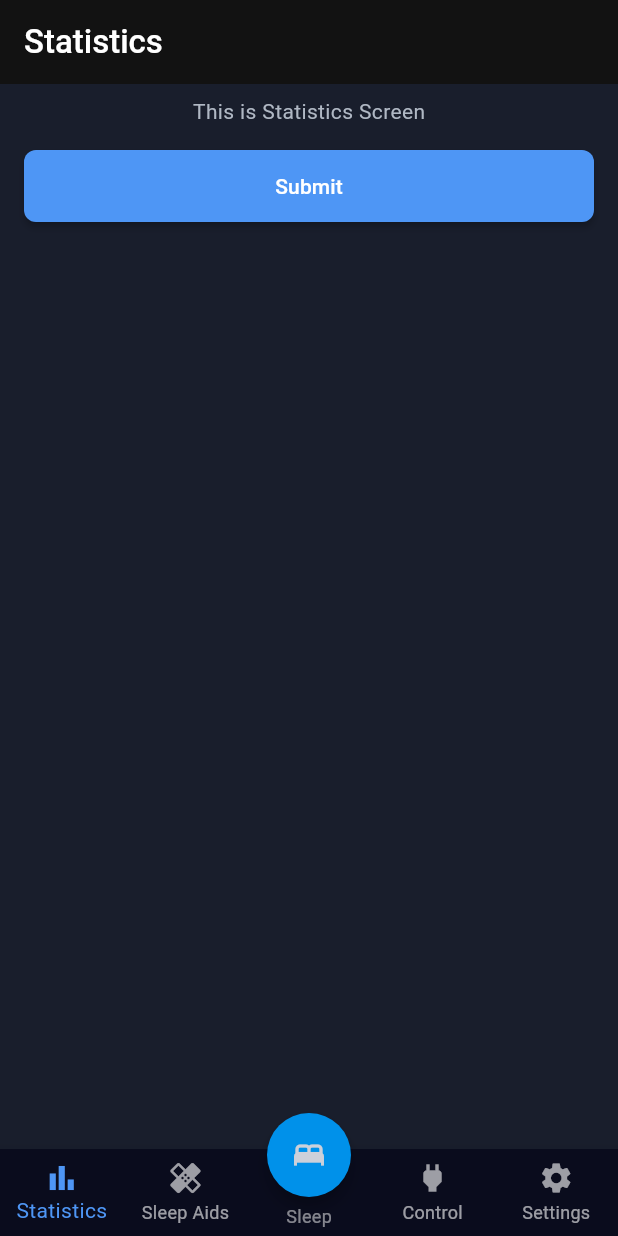
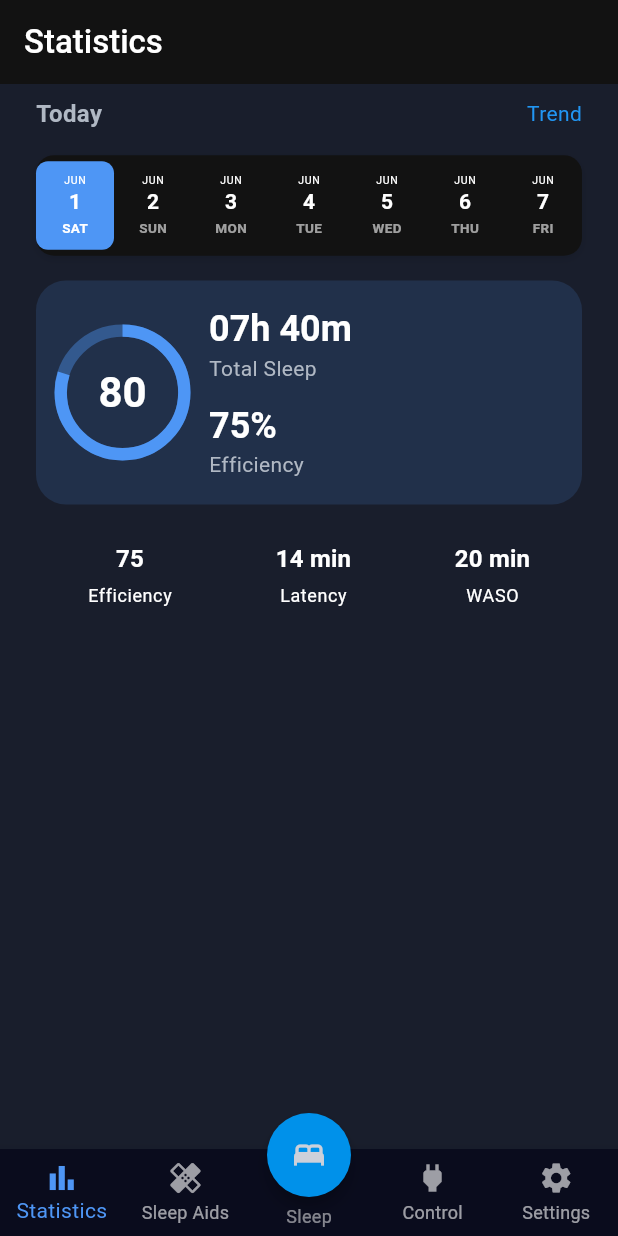
Before and after one commit to TracyHT/ease_sleep_optimization, a Flutter app: the screen it shows after launch, on a phone screen of 412 x 824 dp. Run offline on Flutter 3.47's test engine with Material 3 defaults, Android fonts, the phone set to English and light mode, and no system bars; our stand-ins replace firebase_core, flutter_riverpod, pie_chart; accounts and stored records are empty.

Commit message:
date-picker & overview

```diff
--- a/lib/core/constants/app_spacings.dart
+++ b/lib/core/constants/app_spacings.dart
@@ -9,7 +9,7 @@ class AppSpacing {
 
   static const double buttonPadding = 12.0;
   static const double cardPadding = 16.0;
-  static const double screenPadding = 16.0;
+  static const double screenPadding = 24.0;
 
   static const double listItemSpacing = 8.0;
 
--- /dev/null
+++ b/lib/features/statistics/models/sleep_summary_data.dart
@@ -0,0 +1,15 @@
+class SleepSummaryData {
+  final int score;
+  final Duration totalSleep;
+  final int efficiency;
+  final int latency;
+  final int waso;
+
+  SleepSummaryData({
+    required this.score,
+    required this.totalSleep,
+    required this.efficiency,
+    required this.latency,
+    required this.waso,
+  });
+}
--- /dev/null
+++ b/lib/features/statistics/providers/selected_date_provider.dart
@@ -0,0 +1,5 @@
+import 'package:flutter_riverpod/flutter_riverpod.dart';
+
+final selectedDateProvider = StateProvider<DateTime>((ref) {
+  return DateTime.now();
+});
--- /dev/null
+++ b/lib/features/statistics/providers/sleep_data_provider.dart
@@ -0,0 +1,44 @@
+import 'package:ease_sleep_optimization/features/statistics/models/sleep_summary_data.dart';
+import 'package:flutter_riverpod/flutter_riverpod.dart';
+import 'selected_date_provider.dart';
+import '../widgets/sleep_summary_widget.dart';
+
+final sleepDataProvider = FutureProvider<SleepSummaryData>((ref) async {
+  final selectedDate = ref.watch(selectedDateProvider);
+
+  // TODO: gọi API hoặc DB để lấy data theo ngày
+  // Tạm thời mock data theo ngày
+  final mock = {
+    1: SleepSummaryData(
+      score: 80,
+      totalSleep: Duration(hours: 7, minutes: 40),
+      efficiency: 75,
+      latency: 14,
+      waso: 20,
+    ),
+    2: SleepSummaryData(
+      score: 65,
+      totalSleep: Duration(hours: 6, minutes: 30),
+      efficiency: 60,
+      latency: 20,
+      waso: 30,
+    ),
+    10: SleepSummaryData(
+      score: 90,
+      totalSleep: Duration(hours: 8, minutes: 10),
+      efficiency: 85,
+      latency: 10,
+      waso: 15,
+    ),
+    11: SleepSummaryData(
+      score: 78,
+      totalSleep: Duration(hours: 7, minutes: 20),
+      efficiency: 72,
+      latency: 12,
+      waso: 22,
+    ),
+  };
+
+  await Future.delayed(const Duration(milliseconds: 500)); // simulate loading
+  return mock[selectedDate.day] ?? mock[10]!;
+});
--- a/lib/features/statistics/screens/statistics_screen.dart
+++ b/lib/features/statistics/screens/statistics_screen.dart
@@ -1,29 +1,57 @@
 import 'package:flutter/material.dart';
 import 'package:flutter_riverpod/flutter_riverpod.dart';
 import '../../../core/constants/app_spacings.dart';
-import '../../../ui/components/buttons/primary_button.dart';
+import '../widgets/date_picker_widget.dart';
+import '../widgets/sleep_summary_widget.dart';
+import '../providers/sleep_data_provider.dart';
 
 class StatisticsScreen extends ConsumerWidget {
   const StatisticsScreen({super.key});
 
   @override
   Widget build(BuildContext context, WidgetRef ref) {
+    final sleepDataAsync = ref.watch(sleepDataProvider);
+    final screenHeight = MediaQuery.of(context).size.height;
+
     return Scaffold(
       appBar: AppBar(title: const Text('Statistics')),
-      body: Padding(
-        padding: AppSpacing.screenEdgePadding,
-        child: Column(
-          crossAxisAlignment: CrossAxisAlignment.stretch,
-          children: [
-            const Center(child: Text('This is Statistics Screen')),
-            const SizedBox(height: AppSpacing.medium),
-            PrimaryButton(
-              text: 'Submit',
-              onPressed: () {
-                print('Submit button pressed');
-              },
+      body: SafeArea(
+        child: SingleChildScrollView(
+          child: Padding(
+            padding: AppSpacing.screenEdgePadding,
+            child: Column(
+              crossAxisAlignment: CrossAxisAlignment.start,
+              mainAxisSize: MainAxisSize.min,
+              children: [
+                const Row(
+                  mainAxisAlignment: MainAxisAlignment.spaceBetween,
+                  children: [
+                    Text(
+                      'Today',
+                      style: TextStyle(
+                        fontSize: 16,
+                        fontWeight: FontWeight.bold,
+                      ),
+                    ),
+                    Text(
+                      'Trend',
+                      style: TextStyle(fontSize: 14, color: Colors.blue),
+                    ),
+                  ],
+                ),
+                SizedBox(height: screenHeight * 0.02), // ~5-8 pixels
+                DatePickerWidget(),
+
+                SizedBox(height: screenHeight * 0.02),
+                sleepDataAsync.when(
+                  data: (data) => SleepSummaryWidget(data: data),
+                  loading:
+                      () => const Center(child: CircularProgressIndicator()),
+                  error: (e, _) => Text('Error loading data: $e'),
+                ),
+              ],
             ),
-          ],
+          ),
         ),
       ),
     );
--- /dev/null
+++ b/lib/features/statistics/widgets/date_picker_widget.dart
@@ -0,0 +1,162 @@
+import 'package:flutter/material.dart';
+import 'package:flutter_riverpod/flutter_riverpod.dart';
+import '../../../core/constants/app_colors.dart';
+import '../../../core/styles/text_styles.dart';
+import '../providers/selected_date_provider.dart';
+
+class DatePickerWidget extends ConsumerWidget {
+  const DatePickerWidget({super.key});
+
+  @override
+  Widget build(BuildContext context, WidgetRef ref) {
+    final theme = Theme.of(context);
+    final colorScheme = theme.colorScheme;
+    final textTheme = theme.textTheme;
+    final screenWidth = MediaQuery.of(context).size.width;
+
+    // Normalize today's date to midnight
+    final today = DateTime(
+      DateTime.now().year,
+      DateTime.now().month,
+      DateTime.now().day,
+    );
+
+    // Calculate Sunday of the current week
+    final int daysToSubtract =
+        today.weekday % 7; // Sunday = 7, Monday = 1, etc.
+    final startDate = today.subtract(Duration(days: daysToSubtract));
+
+    // Get selected date, default to today
+    final selectedDate = ref.watch(selectedDateProvider) ?? today;
+
+    final availableWidth = screenWidth - 32;
+    // Estimate total spacing between 6 gaps (e.g., 4px per gap)
+    const totalSpacing = 24; // 4px * 6 gaps
+    // Width per day, including minimal padding
+    final dayWidth = (availableWidth - totalSpacing) / 7;
+
+    // List of days for the current week
+    final weekDays = List.generate(7, (index) {
+      return startDate.add(Duration(days: index));
+    });
+
+    return Container(
+      decoration: BoxDecoration(
+        color: colorScheme.surfaceContainer,
+        borderRadius: BorderRadius.circular(12),
+        boxShadow: [
+          BoxShadow(
+            color: colorScheme.shadow.withOpacity(0.1),
+            blurRadius: 4,
+            offset: const Offset(0, 2),
+          ),
+        ],
+      ),
+      padding: const EdgeInsets.symmetric(vertical: 4),
+      child: Row(
+        mainAxisAlignment: MainAxisAlignment.spaceBetween,
+        children:
+            weekDays.map((date) {
+              final isSelected =
+                  date.day == selectedDate.day &&
+                  date.month == selectedDate.month &&
+                  date.year == selectedDate.year;
+              return Expanded(
+                child: GestureDetector(
+                  onTap: () {
+                    ref.read(selectedDateProvider.notifier).state = DateTime(
+                      date.year,
+                      date.month,
+                      date.day,
+                    );
+                  },
+                  child: Container(
+                    width: dayWidth,
+                    // height: screenHeight * 0.15,
+                    padding: const EdgeInsets.all(8.0),
+                    decoration: BoxDecoration(
+                      color:
+                          isSelected ? AppColors.primary : Colors.transparent,
+                      borderRadius: BorderRadius.circular(8),
+                    ),
+                    child: Column(
+                      mainAxisAlignment: MainAxisAlignment.center,
+                      children: [
+                        Text(
+                          '${date.month == startDate.month ? 'JUN' : ''}',
+                          style:
+                              textTheme.bodySmall?.copyWith(
+                                fontSize: 7,
+                                color:
+                                    isSelected
+                                        ? AppColors.white
+                                        : colorScheme.onSurfaceVariant,
+                              ) ??
+                              AppTextStyles.bodyMedium.copyWith(
+                                fontSize: 7,
+                                color:
+                                    isSelected
+                                        ? AppColors.white
+                                        : AppColors.grey,
+                              ),
+                        ),
+                        Text(
+                          '${date.day}',
+                          style:
+                              textTheme.titleMedium?.copyWith(
+                                fontSize: 14,
+                                fontWeight: FontWeight.bold,
+                                color:
+                                    isSelected
+                                        ? AppColors.white
+                                        : colorScheme.onSurface,
+                              ) ??
+                              AppTextStyles.titleMedium.copyWith(
+                                fontSize: 14,
+                                fontWeight: FontWeight.bold,
+                                color:
+                                    isSelected
+                                        ? AppColors.white
+                                        : AppColors.grey,
+                              ),
+                        ),
+                        Text(
+                          [
+                            'SUN',
+                            'MON',
+                            'TUE',
+                            'WED',
+                            'THU',
+                            'FRI',
+                            'SAT',
+                          ][date.weekday - 1],
+                          style:
+                              textTheme.bodyMedium?.copyWith(
+                                fontSize: 9,
+                                fontWeight: FontWeight.bold,
+                                color:
+                                    isSelected
+                                        ? AppColors.white
+                                        : colorScheme.onSurface.withOpacity(
+                                          0.6,
+                                        ),
+                              ) ??
+                              AppTextStyles.bodyMedium.copyWith(
+                                fontSize: 9,
+                                fontWeight: FontWeight.bold,
+                                color:
+                                    isSelected
+                                        ? AppColors.white
+                                        : AppColors.grey,
+                              ),
+                        ),
+                      ],
+                    ),
+                  ),
+                ),
+              );
+            }).toList(),
+      ),
+    );
+  }
+}
--- /dev/null
+++ b/lib/features/statistics/widgets/sleep_summary_widget.dart
@@ -0,0 +1,171 @@
+import 'package:flutter/material.dart';
+import 'package:pie_chart/pie_chart.dart';
+import '../models/sleep_summary_data.dart';
+
+class SleepSummaryWidget extends StatelessWidget {
+  final SleepSummaryData data;
+
+  const SleepSummaryWidget({super.key, required this.data});
+
+  String _formatDuration(Duration duration) {
+    String twoDigits(int n) => n.toString().padLeft(2, '0');
+    final hours = duration.inHours;
+    final minutes = duration.inMinutes.remainder(60);
+    return '${twoDigits(hours)}h ${twoDigits(minutes)}m';
+  }
+
+  @override
+  Widget build(BuildContext context) {
+    final theme = Theme.of(context);
+    final colorScheme = theme.colorScheme;
+    final textTheme = theme.textTheme;
+    final screenHeight = MediaQuery.of(context).size.height;
+
+    final pieData = {
+      'Efficiency': data.efficiency.toDouble(),
+      'Inefficiency': (100 - data.efficiency).toDouble(),
+    };
+
+    final pieColors = [
+      colorScheme.primary,
+      colorScheme.primary.withOpacity(0.3),
+    ];
+
+    return Column(
+      mainAxisSize: MainAxisSize.min,
+      children: [
+        // Container with pie chart + summary inside
+        Container(
+          padding: EdgeInsets.all(screenHeight * 0.02),
+          decoration: BoxDecoration(
+            color: colorScheme.primaryContainer.withOpacity(0.15),
+            borderRadius: BorderRadius.circular(20),
+          ),
+          child: Row(
+            crossAxisAlignment: CrossAxisAlignment.center,
+            children: [
+              _SleepScoreCircle(score: data.score, size: screenHeight * 0.10),
+              SizedBox(width: screenHeight * 0.02),
+              Expanded(
+                child: Column(
+                  crossAxisAlignment: CrossAxisAlignment.start,
+                  children: [
+                    Text(
+                      _formatDuration(data.totalSleep),
+                      style: textTheme.headlineSmall?.copyWith(
+                        fontWeight: FontWeight.bold,
+                      ),
+                    ),
+                    Text('Total Sleep', style: textTheme.bodyMedium),
+                    SizedBox(height: screenHeight * 0.015),
+                    Text(
+                      '${data.efficiency}%',
+                      style: textTheme.headlineSmall?.copyWith(
+                        fontWeight: FontWeight.bold,
+                      ),
+                    ),
+                    Text('Efficiency', style: textTheme.bodyMedium),
+                  ],
+                ),
+              ),
+            ],
+          ),
+        ),
+
+        SizedBox(height: screenHeight * 0.03),
+
+        // The 3 metrics below the container, outside of it
+        Row(
+          mainAxisAlignment: MainAxisAlignment.spaceAround,
+          children: [
+            _InfoColumn(
+              label: 'Efficiency',
+              value: '${data.efficiency}',
+              valueStyle: textTheme.titleMedium?.copyWith(
+                fontWeight: FontWeight.bold,
+              ),
+              labelStyle: textTheme.bodySmall,
+            ),
+            _InfoColumn(
+              label: 'Latency',
+              value: '${data.latency} min',
+              valueStyle: textTheme.titleMedium?.copyWith(
+                fontWeight: FontWeight.bold,
+              ),
+              labelStyle: textTheme.bodySmall,
+            ),
+            _InfoColumn(
+              label: 'WASO',
+              value: '${data.waso} min',
+              valueStyle: textTheme.titleMedium?.copyWith(
+                fontWeight: FontWeight.bold,
+              ),
+              labelStyle: textTheme.bodySmall,
+            ),
+          ],
+        ),
+      ],
+    );
+  }
+}
+
+class _SleepScoreCircle extends StatelessWidget {
+  final int score;
+  final double size;
+
+  const _SleepScoreCircle({required this.score, required this.size});
+
+  @override
+  Widget build(BuildContext context) {
+    final theme = Theme.of(context);
+    final colorScheme = theme.colorScheme;
+
+    return Stack(
+      alignment: Alignment.center,
+      children: [
+        SizedBox(
+          width: size,
+          height: size,
+          child: CircularProgressIndicator(
+            value: score / 100,
+            strokeWidth: size * 0.1,
+            backgroundColor: colorScheme.primaryContainer.withOpacity(0.4),
+            valueColor: AlwaysStoppedAnimation<Color>(colorScheme.primary),
+          ),
+        ),
+        Text(
+          '$score',
+          style: theme.textTheme.headlineMedium?.copyWith(
+            fontWeight: FontWeight.bold,
+          ),
+        ),
+      ],
+    );
+  }
+}
+
+class _InfoColumn extends StatelessWidget {
+  final String label;
+  final String value;
+  final TextStyle? valueStyle;
+  final TextStyle? labelStyle;
+
+  const _InfoColumn({
+    required this.label,
+    required this.value,
+    this.valueStyle,
+    this.labelStyle,
+  });
+
+  @override
+  Widget build(BuildContext context) {
+    return Column(
+      mainAxisSize: MainAxisSize.min,
+      children: [
+        Text(value, style: valueStyle),
+        SizedBox(height: 4),
+        Text(label, style: labelStyle),
+      ],
+    );
+  }
+}
--- a/pubspec.yaml
+++ b/pubspec.yaml
@@ -2,7 +2,7 @@ name: ease_sleep_optimization
 description: "A new Flutter project."
 # The following line prevents the package from being accidentally published to
 # pub.dev using `flutter pub publish`. This is preferred for private packages.
-publish_to: 'none' # Remove this line if you wish to publish to pub.dev
+publish_to: "none" # Remove this line if you wish to publish to pub.dev
 
 # The following defines the version and build number for your application.
 # A version number is three numbers separated by dots, like 1.2.43
@@ -30,6 +30,8 @@ environment:
 dependencies:
   flutter:
     sdk: flutter
+  date_picker_timeline: ^1.2.3
+  pie_chart: ^5.4.0
 
   # The following adds the Cupertino Icons font to your application.
   # Use with the CupertinoIcons class for iOS style icons.
@@ -55,7 +57,6 @@ dev_dependencies:
 
 # The following section is specific to Flutter packages.
 flutter:
-
   # The following line ensures that the Material Icons font is
   # included with your application, so that you can use the icons in
   # the material Icons class.
```
Also changed, not shown: lib/core/models/user_profile.dart (deleted), pubspec.lock, 10 other files.
